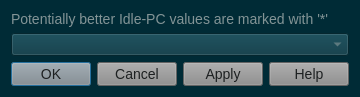
Before: the Qt Designer form gns3-gui-2.1.4/gns3/ui/idlepc_dialog.ui in n3oxmind/gns3theme, drawn with Qt 5.
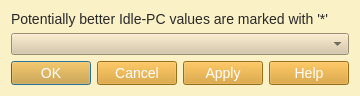
After: the same form once the commit is applied.

Diff of the .ui file:
```diff
--- a/gns3-gui-2.1.4/gns3/ui/idlepc_dialog.ui
+++ b/gns3-gui-2.1.4/gns3/ui/idlepc_dialog.ui
@@ -15,27 +15,26 @@
   </property>
   <property name="styleSheet">
    <string notr="true">QWidget{
-	background-color: #002b36;
+	background-color: #fbf1c7;
 }
 QMenuBar::item{
-	background-color: #002b36;
+	background-color: #fbf1c7;
 }
 QDockWidget::title{
-	background: #073642;
+	background: #d5c4a1;
 	padding-left: 5px;
 }
 QDockWidget, QMenuBar{
-    color: #839496;
+    color: #282828;
     font: bold 14px;
 }
 QTextEdit, QPlainTextEdit, QLineEdit, QSpinBox, QComboBox {
-  background-color: #073642;
-  font: 13px;
-  color: #839496;
+  background-color: #d5c4a1;
+  color: #282828;
 }
 QTextEdit#uiConsoleTextEdit {
-  background-color: #002b36;
-  color: #839496;
+  background-color: #fbf1c7;
+  color: #282828;
   font: 13px;
 }
 QTabWidget {
@@ -43,84 +42,84 @@
 	border-top: 2px;
 }
 QTabBar::tab {
-    background: #073642;
-    color: #839496;
+    background: #d5c4a1;
+    color: #282828;
     min-width: 8ex;
     padding: 2px;
 	border-top-right-radius: 6px;
 	border-top-left-radius: 6px;
 }
 QTabBar::tab:selected {
-    background: #8a8a8a;
-	color: #1d2021;
+    background: #458588;
+	color: #FFFFFF;
 }
 QGroupBox {
-    color: #808080;
+    color: #076678;
     font: 14px;
     padding: 15px;
     border-style: none;
 }
 QMainWindow::separator {
-	background: #073642;
+	background: #d5c4a1;
 	width: 1px;
 	height: 1px;
 }
 QComboBox {
-	selection-background-color: #d75f00;
-	selection-color: #1c1c1c;
+	selection-background-color: #458588;
+	selection-color: #FFFFFF;
 }
 
 QToolBar{
-	background: #073642;
+	background: #d5c4a1;
 	border: 0px;
 }
 QPushButton {
-	background-color: #8a8a8a;
-    color: #1d2021;
+	background-color: #d79921;
+    color: #FFFFFF;
 	font: 14px;
 }
 QToolButton {
-	background-color: #8a8a8a;
-    color: #1d2021;
+	background-color: #d79921;
+    color: #FFFFFF;
 	font: 14px;
 }
 QTreeWidget, QListWidget {
-	background-color: #002b36;
-	color: #839496;
-    alternate-background-color: #073642;
+	background-color: #fbf1c7;
+	color: #282828;
+    alternate-background-color: #d5c4a1; 
 	font: 14px;
 }
 QTreeWidget#uiTreeWidget {
-	background-color: #073642;
-	color: #839496;
+	background-color: #d5c4a1;
+	color: #282828;
 	font: bold 16px;
 }
 QTreeWidget::item:selected, QTreeWidget::item:hover, QMenu::item:selected,QToolButton::hover,QPushButton::hover,QTabBar::tab:hover {
-	background-color: #d75f00;
-	color: #1c1c1c;
+	background-color: #458588;
+	color: #FFFFFF;
 }
 QMenu {
 	background-color: #002b36;
     color: #839496;
 }
 QLabel {
-	color: #839496;
+	color: #282828;
 	font: 14px;
 }
 QLabel#uiTitleLabel {
-	color: #839496;
+	color: #282828;
 	font: bold 16px;
 }
 
 QAbstractScrollArea::corner {
-    background: #002b36;
+    background: #fbf1c7;
 }
 QScrollBar::handle:horizontal {
-    background: #073642;
+    background: #d5c4a1;
     min-width: 20px;
 }
 QScrollBar::handle:vertical {
-    background: #073642;
+    background: #d5c4a1;
     min-width: 20px;
 }
 QScrollBar:vertical {
@@ -139,12 +138,12 @@
   background: none
 }
 QStatusBar {
-	background-color: #073642;
-	color: #839496;
+	background-color: #d5c4a1;
+	color: #282828;
 }
 
 QRadioButton, QCheckBox {
-  color: #839496;
+  color: #282828;
 }
 QRadioButton::disabled, QCheckBox::disabled {
   color: gray;
```
Left out of the diff: 4 changed lines with no effect on the pictures.
